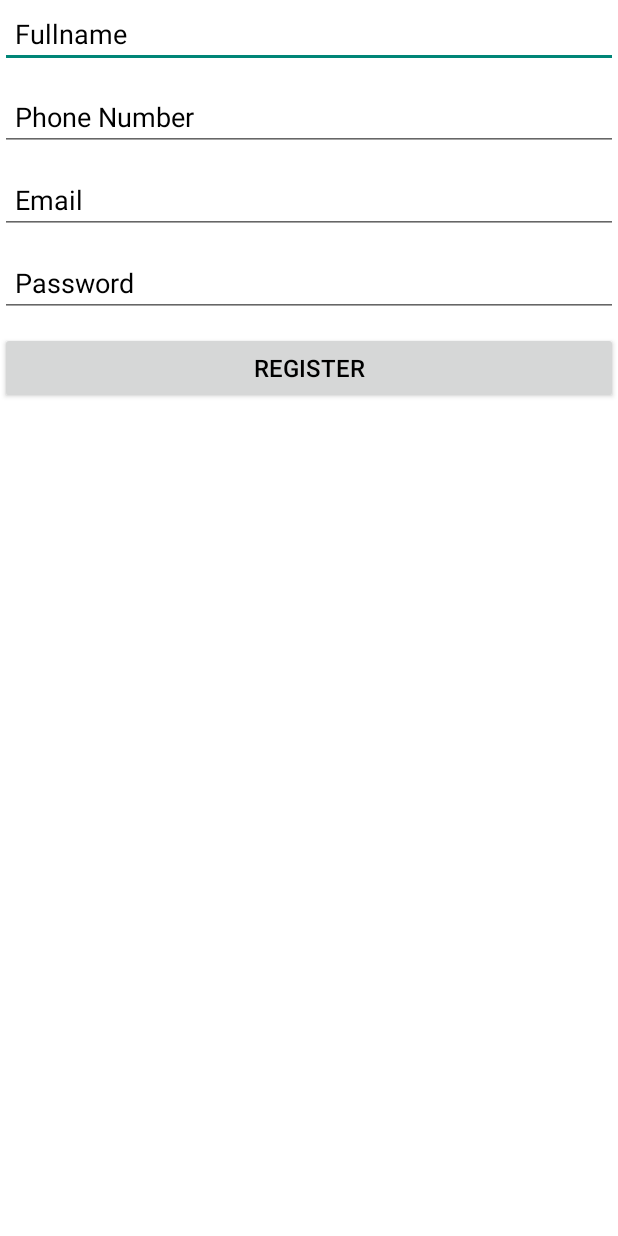
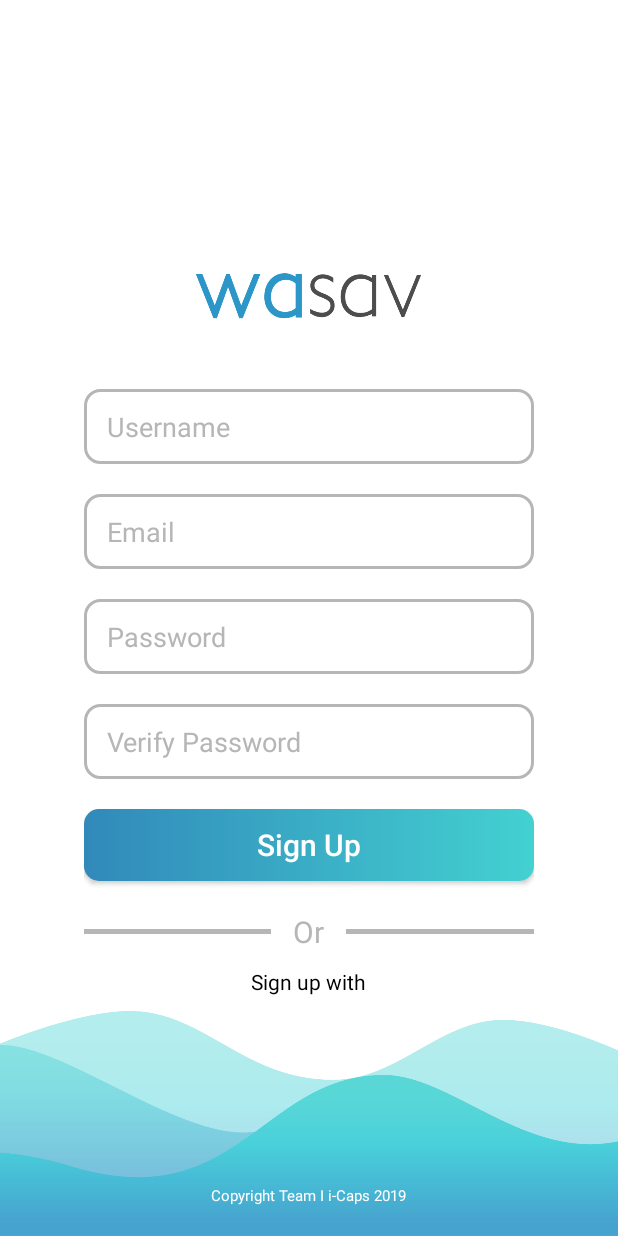
Before and after one commit to jaballogian/Wasav, an Android app: the ActivityRegister screen opened directly, with no data from a screen before it, on a phone screen of 412 x 824 dp. Run offline under Robolectric (Android 15) with nearby library versions, the phone set to English and light mode, and no system bars; our stand-ins replace Firebase (no records; nobody signed in at launch, a user with empty details on screens opened directly); libraries missing offline, so code that uses them is left out: me.anwarshahriar.calligrapher; 3 statements that could not run were skipped.

Commit message:
new design for activity register

```diff
--- a/app/src/main/AndroidManifest.xml
+++ b/app/src/main/AndroidManifest.xml
@@ -4,9 +4,9 @@
 
     <application
         android:allowBackup="true"
-        android:icon="@drawable/asset_1hdpi"
+        android:icon="@drawable/logo"
         android:label="@string/app_name"
-        android:roundIcon="@drawable/asset_1hdpi"
+        android:roundIcon="@drawable/logo"
         android:supportsRtl="true"
         android:theme="@style/Theme.AppCompat.Light.NoActionBar">
         <activity android:name=".ActivityMain">
--- /dev/null
+++ b/app/src/main/res/drawable/background_button_blue.xml
@@ -0,0 +1,14 @@
+<?xml version="1.0" encoding="utf-8"?>
+<selector xmlns:android="http://schemas.android.com/apk/res/android">
+
+    <item>
+        <shape android:shape="rectangle"  >
+            <corners android:radius="10dip" />
+            <gradient
+                android:startColor="@color/mediumturquoise"
+                android:endColor="@color/steelblue"
+                android:angle="180">
+            </gradient>
+        </shape>
+    </item>
+</selector>
--- /dev/null
+++ b/app/src/main/res/drawable/background_edit_text_silver.xml
@@ -0,0 +1,12 @@
+<?xml version="1.0" encoding="utf-8"?>
+<selector xmlns:android="http://schemas.android.com/apk/res/android">
+
+    <item>
+        <shape android:shape="rectangle"  >
+            <corners android:radius="10dip" />
+            <solid android:color="@color/white"/>
+            <stroke
+                android:width="2dp" android:color="@color/silver"/>
+        </shape>
+    </item>
+</selector>
--- a/app/src/main/res/layout/activity_register.xml
+++ b/app/src/main/res/layout/activity_register.xml
@@ -1,148 +1,145 @@
 <?xml version="1.0" encoding="utf-8"?>
-<LinearLayout xmlns:android="http://schemas.android.com/apk/res/android"
+<RelativeLayout xmlns:android="http://schemas.android.com/apk/res/android"
     xmlns:app="http://schemas.android.com/apk/res-auto"
     xmlns:tools="http://schemas.android.com/tools"
     android:layout_width="match_parent"
     android:layout_height="match_parent"
-    android:orientation="vertical"
     android:background="@color/white"
     tools:context=".ActivityRegister">
 
-    <!--<android.support.design.widget.TextInputLayout-->
-        <!--android:layout_width="match_parent"-->
-        <!--android:layout_height="wrap_content">-->
+    <LinearLayout
+        android:layout_width="300dp"
+        android:layout_height="wrap_content"
+        android:orientation="vertical"
+        android:layout_centerInParent="true">
 
-        <!--<android.support.design.widget.TextInputEditText-->
-            <!--android:id="@+id/fullnameEditTextActivityRegister"-->
-            <!--android:layout_width="match_parent"-->
-            <!--android:layout_height="wrap_content"-->
-            <!--android:hint="Fullname"-->
-            <!--android:inputType="text"-->
-            <!--android:paddingLeft="10dp"-->
-            <!--android:paddingRight="10dp"-->
-            <!--android:textSize="18sp"-->
-            <!--android:textColorHint="@color/black"-->
-            <!--android:textColor="@color/black"-->
-            <!--android:layout_marginBottom="10dp"/>-->
-
-    <!--</android.support.design.widget.TextInputLayout>-->
+        <ImageView
+            android:layout_width="150dp"
+            android:layout_height="70dp"
+            android:background="@drawable/wasav"
+            android:layout_marginBottom="30dp"
+            android:layout_gravity="center_horizontal"/>
 
         <EditText
             android:id="@+id/fullnameEditTextActivityRegister"
             android:layout_width="match_parent"
-        android:layout_height="wrap_content"
-        android:hint="Fullname"
+            android:layout_height="50dp"
+            android:hint="Username"
             android:inputType="text"
-        android:paddingLeft="10dp"
+            android:paddingLeft="15dp"
             android:paddingRight="10dp"
             android:textSize="18sp"
-        android:textColorHint="@color/black"
-        android:textColor="@color/black"
-        android:layout_marginBottom="10dp"/>
-
-    <!--<android.support.design.widget.TextInputLayout-->
-        <!--android:layout_width="match_parent"-->
-        <!--android:layout_height="wrap_content">-->
-
-        <!--<android.support.design.widget.TextInputEditText-->
-            <!--android:id="@+id/phoneNumberEditTextActivityRegister"-->
-            <!--android:layout_width="match_parent"-->
-            <!--android:layout_height="wrap_content"-->
-            <!--android:hint="Phone Number"-->
-            <!--android:inputType="number"-->
-            <!--android:paddingLeft="10dp"-->
-            <!--android:paddingRight="10dp"-->
-            <!--android:textSize="18sp"-->
-            <!--android:textColorHint="@color/black"-->
-            <!--android:textColor="@color/black"-->
-            <!--android:layout_marginBottom="10dp"/>-->
-
-    <!--</android.support.design.widget.TextInputLayout>-->
-
-    <EditText
-        android:id="@+id/phoneNumberEditTextActivityRegister"
-        android:layout_width="match_parent"
-        android:layout_height="wrap_content"
-        android:hint="Phone Number"
-        android:inputType="number"
-        android:paddingLeft="10dp"
-        android:paddingRight="10dp"
-        android:textSize="18sp"
-        android:textColorHint="@color/black"
-        android:textColor="@color/black"
-        android:layout_marginBottom="10dp"/>
-
-    <!--<android.support.design.widget.TextInputLayout-->
-        <!--android:layout_width="match_parent"-->
-        <!--android:layout_height="wrap_content">-->
-
-        <!--<android.support.design.widget.TextInputEditText-->
-            <!--android:id="@+id/emailEditTextActivityRegister"-->
-            <!--android:layout_width="match_parent"-->
-            <!--android:layout_height="wrap_content"-->
-            <!--android:hint="Email"-->
-            <!--android:inputType="textEmailAddress"-->
-            <!--android:paddingLeft="10dp"-->
-            <!--android:paddingRight="10dp"-->
-            <!--android:textSize="18sp"-->
-            <!--android:textColorHint="@color/black"-->
-            <!--android:textColor="@color/black"-->
-            <!--android:layout_marginBottom="10dp"/>-->
-
-    <!--</android.support.design.widget.TextInputLayout>-->
+            android:textColorHint="@color/silver"
+            android:textColor="@color/steelblue"
+            android:layout_marginBottom="20dp"
+            android:background="@drawable/background_edit_text_silver"/>
 
         <EditText
             android:id="@+id/emailEditTextActivityRegister"
             android:layout_width="match_parent"
-        android:layout_height="wrap_content"
+            android:layout_height="50dp"
             android:hint="Email"
             android:inputType="textEmailAddress"
-        android:paddingLeft="10dp"
+            android:paddingLeft="15dp"
             android:paddingRight="10dp"
             android:textSize="18sp"
-        android:textColorHint="@color/black"
-        android:textColor="@color/black"
-        android:layout_marginBottom="10dp"/>
-
-    <!--<android.support.design.widget.TextInputLayout-->
-        <!--android:layout_width="match_parent"-->
-        <!--android:layout_height="wrap_content">-->
-
-        <!--<android.support.design.widget.TextInputEditText-->
-            <!--android:id="@+id/passwordEditTextActivityRegister"-->
-            <!--android:layout_width="match_parent"-->
-            <!--android:layout_height="wrap_content"-->
-            <!--android:hint="Password"-->
-            <!--android:inputType="textPassword"-->
-            <!--android:paddingLeft="10dp"-->
-            <!--android:paddingRight="10dp"-->
-            <!--android:textColorHint="@color/black"-->
-            <!--android:textColor="@color/black"-->
-            <!--android:layout_marginBottom="10dp"-->
-            <!--android:textSize="18sp" />-->
-
-    <!--</android.support.design.widget.TextInputLayout>-->
+            android:textColorHint="@color/silver"
+            android:textColor="@color/steelblue"
+            android:layout_marginBottom="20dp"
+            android:background="@drawable/background_edit_text_silver"/>
 
         <EditText
             android:id="@+id/passwordEditTextActivityRegister"
             android:layout_width="match_parent"
-        android:layout_height="wrap_content"
+            android:layout_height="50dp"
             android:hint="Password"
             android:inputType="textPassword"
-        android:paddingLeft="10dp"
+            android:paddingLeft="15dp"
             android:paddingRight="10dp"
-        android:textColorHint="@color/black"
-        android:textColor="@color/black"
-        android:layout_marginBottom="10dp"
-        android:textSize="18sp" />
+            android:textColorHint="@color/silver"
+            android:textColor="@color/steelblue"
+            android:layout_marginBottom="20dp"
+            android:textSize="18sp"
+            android:background="@drawable/background_edit_text_silver" />
+
+        <EditText
+            android:id="@+id/verifyPasswordEditTextActivityRegister"
+            android:layout_width="match_parent"
+            android:layout_height="50dp"
+            android:hint="Verify Password"
+            android:inputType="textPassword"
+            android:paddingLeft="15dp"
+            android:paddingRight="10dp"
+            android:textColorHint="@color/silver"
+            android:textColor="@color/steelblue"
+            android:layout_marginBottom="20dp"
+            android:textSize="18sp"
+            android:background="@drawable/background_edit_text_silver" />
 
         <Button
             android:layout_width="match_parent"
             android:layout_height="wrap_content"
             android:id="@+id/registerButtonActivityRegister"
-        android:text="Register"
-        android:textColor="@color/black"
+            android:text="Sign Up"
+            android:textAllCaps="false"
+            android:background="@drawable/background_button_blue"
+            android:textColor="@color/white"
             android:padding="10dp"
-        android:textSize="16sp"/>
+            android:textSize="20sp"
+            android:layout_marginBottom="20dp"/>
+
+        <RelativeLayout
+            android:layout_width="match_parent"
+            android:layout_height="wrap_content"
+            android:layout_marginBottom="10dp">
+
+            <LinearLayout
+                android:layout_width="match_parent"
+                android:layout_height="3dp"
+                android:background="@color/silver"
+                android:layout_centerInParent="true">
 
             </LinearLayout>
+
+            <TextView
+                android:layout_width="50dp"
+                android:layout_height="wrap_content"
+                android:text="Or"
+                android:textAlignment="center"
+                android:textColor="@color/silver"
+                android:textSize="20sp"
+                android:background="@color/white"
+                android:layout_centerInParent="true"/>
+        </RelativeLayout>
+
+        <TextView
+            android:layout_width="wrap_content"
+            android:layout_height="wrap_content"
+            android:text="Sign up with"
+            android:textAlignment="center"
+            android:textColor="@color/black"
+            android:textSize="14sp"
+            android:background="@color/white"
+            android:layout_centerInParent="true"
+            android:layout_gravity="center_horizontal"/>
+
+    </LinearLayout>
+
+    <ImageView
+        android:layout_width="match_parent"
+        android:layout_height="150dp"
+        android:background="@drawable/wave"
+        android:layout_alignParentBottom="true"/>
+
+    <TextView
+        android:layout_width="wrap_content"
+        android:layout_height="wrap_content"
+        android:text="Copyright Team I i-Caps 2019"
+        android:textColor="@color/white"
+        android:textSize="10sp"
+        android:layout_centerHorizontal="true"
+        android:layout_marginBottom="20dp"
+        android:layout_gravity="center_horizontal"
+        android:layout_alignParentBottom="true"/>
+
+</RelativeLayout>
--- a/app/src/main/res/layout/activity_splash_screen.xml
+++ b/app/src/main/res/layout/activity_splash_screen.xml
@@ -10,6 +10,6 @@
     <ImageView
         android:layout_width="200dp"
         android:layout_height="200dp"
-        android:src="@drawable/asset_1hdpi"
+        android:src="@drawable/logo"
         android:layout_centerInParent="true"/>
 </RelativeLayout>
--- a/app/src/main/res/values/colors.xml
+++ b/app/src/main/res/values/colors.xml
@@ -8,4 +8,5 @@
     <color name="black">#000000</color>
     <color name="mediumturquoise">#43d1d1</color>
     <color name="steelblue">#3189ba</color>
+    <color name="silver">#b6b6b6</color>
 </resources>
```
Also changed, not shown: app/src/main/res/drawable/logo.png (renamed from app/src/main/res/drawable/asset_1hdpi.png), app/src/main/res/drawable/wasav.png (added), app/src/main/res/drawable/wave.png (added). Lines whose indentation alone changed are shown as unchanged.
